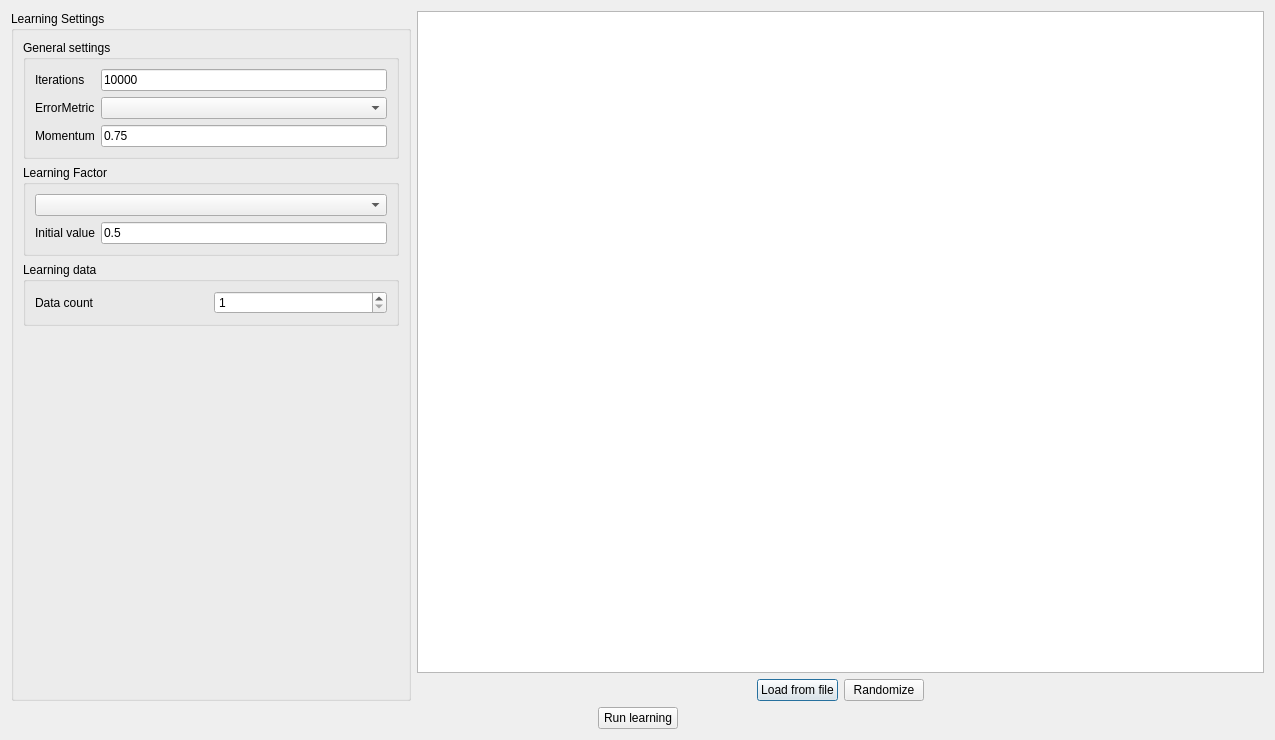
Qt form NeuralNetwork/pl/edu/agh/neural/learning/backpropagation/gui/LearningLauncherUi.ui (Pharisaeus/Neural) before a commit.
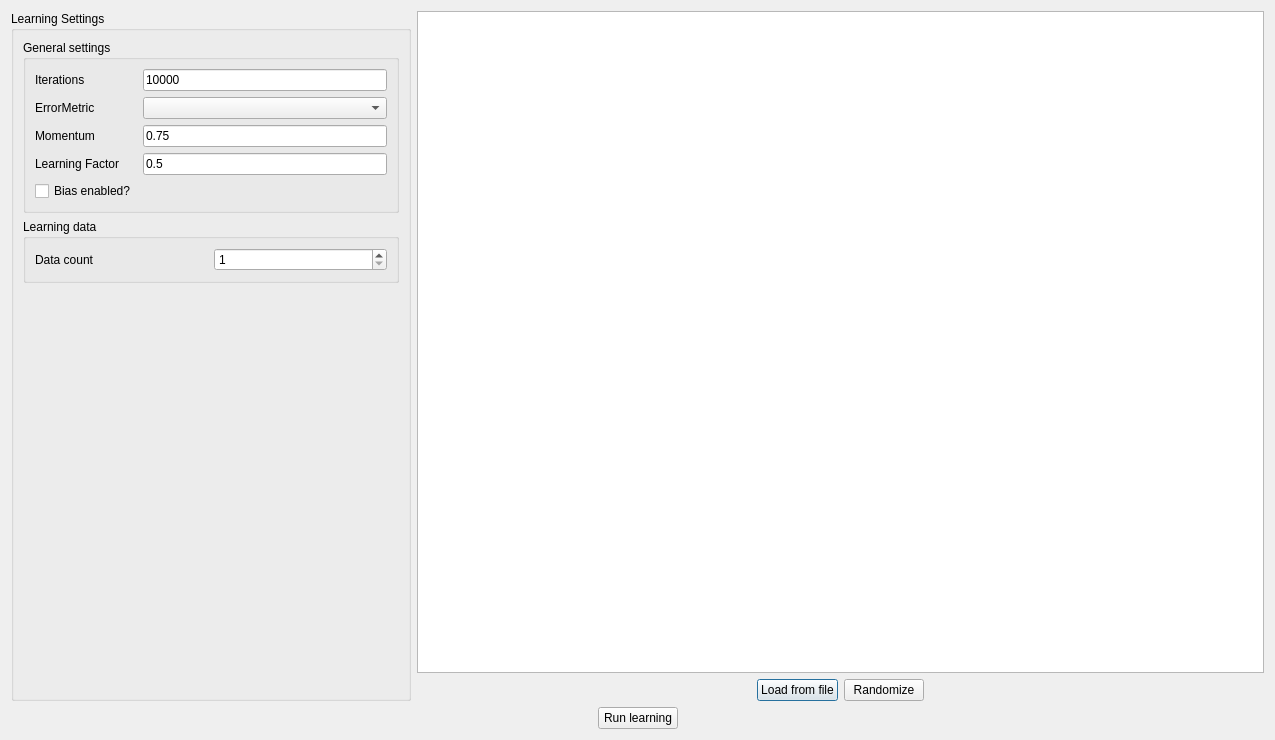
The same form after that commit.

The edit to the form file:
```diff
--- a/NeuralNetwork/pl/edu/agh/neural/learning/backpropagation/gui/LearningLauncherUi.ui
+++ b/NeuralNetwork/pl/edu/agh/neural/learning/backpropagation/gui/LearningLauncherUi.ui
@@ -40,6 +40,13 @@
            <string>General settings</string>
           </property>
           <layout class="QGridLayout" name="gridLayout">
+           <item row="9" column="1">
+            <widget class="QLineEdit" name="learningFactorValue">
+             <property name="text">
+              <string>0.5</string>
+             </property>
+            </widget>
+           </item>
            <item row="7" column="0">
             <widget class="QLabel" name="label_5">
              <property name="text">
@@ -97,41 +104,23 @@
              </property>
             </widget>
            </item>
-          </layout>
-         </widget>
-        </item>
-        <item>
-         <widget class="QGroupBox" name="groupBox">
-          <property name="maximumSize">
-           <size>
-            <width>16777215</width>
-            <height>16777215</height>
-           </size>
-          </property>
-          <property name="title">
-           <string>Learning Factor</string>
-          </property>
-          <layout class="QGridLayout" name="gridLayout_3">
-           <item row="1" column="0">
+           <item row="9" column="0">
             <widget class="QLabel" name="label">
              <property name="text">
-              <string>Initial value</string>
+              <string>Learning Factor</string>
              </property>
              <property name="buddy">
               <cstring>learningFactorInitialValue</cstring>
              </property>
             </widget>
            </item>
-           <item row="1" column="1">
-            <widget class="QLineEdit" name="learningFactorInitialValue">
+           <item row="10" column="0">
+            <widget class="QCheckBox" name="biasEnabled">
              <property name="text">
-              <string>0.5</string>
+              <string>Bias enabled?</string>
              </property>
             </widget>
            </item>
-           <item row="0" column="0" colspan="2">
-            <widget class="QComboBox" name="learningFactorSelector"/>
-           </item>
           </layout>
          </widget>
         </item>
```
Left out of the diff: 2 changed lines with no effect on the pictures.
